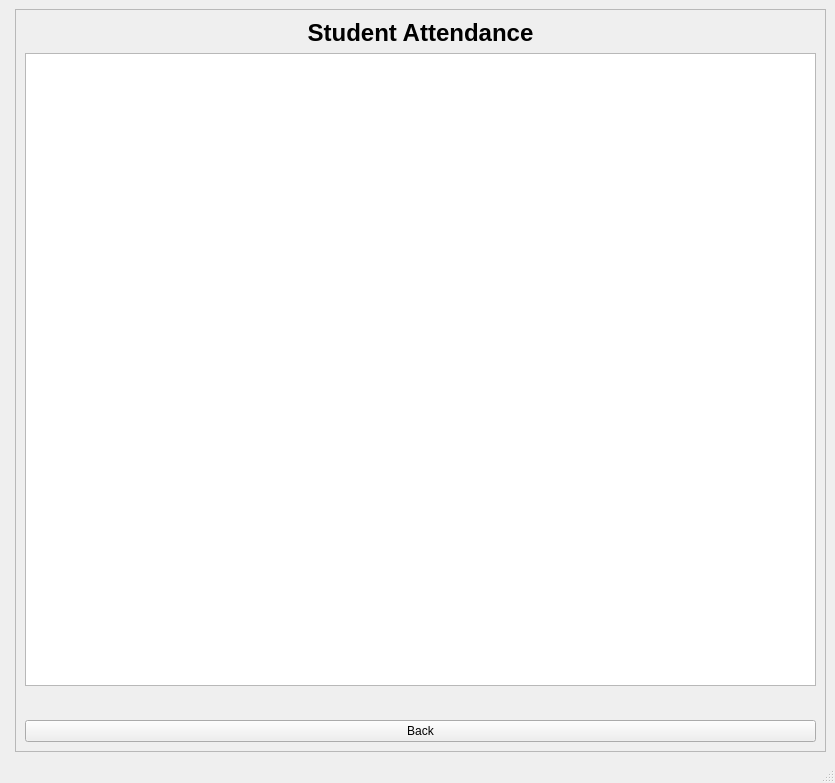
Qt form App/ui/viewAttendance.ui (yonycherkos/automatic-classroom-attendance-system) before a commit.
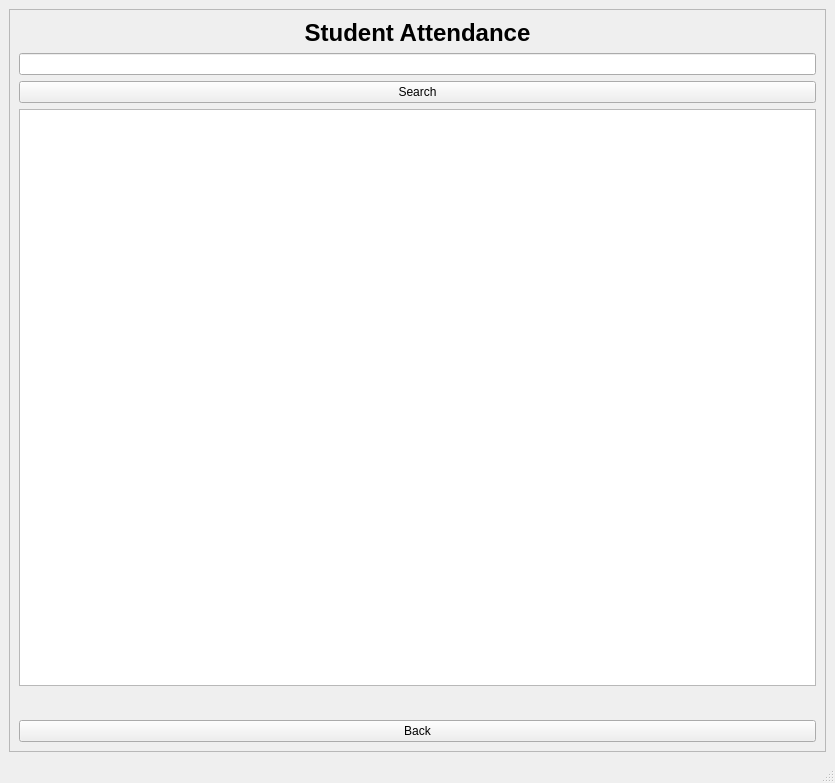
The same form after that commit.

Commit message: add search bar to search and display student info's

What changed in the file:
```diff
--- a/App/ui/viewAttendance.ui
+++ b/App/ui/viewAttendance.ui
@@ -14,8 +14,8 @@
    <string>View Attendance</string>
   </property>
   <widget class="QWidget" name="centralwidget">
-   <layout class="QFormLayout" name="formLayout">
-    <item row="0" column="1">
+   <layout class="QGridLayout" name="gridLayout">
+    <item row="0" column="0">
      <widget class="QFrame" name="attendancePage">
       <property name="minimumSize">
        <size>
@@ -29,8 +29,8 @@
       <property name="frameShadow">
        <enum>QFrame::Raised</enum>
       </property>
-      <layout class="QGridLayout" name="gridLayout">
-       <item row="0" column="0">
+      <layout class="QVBoxLayout" name="verticalLayout">
+       <item>
         <widget class="QLabel" name="label">
          <property name="text">
           <string>&lt;html&gt;&lt;head/&gt;&lt;body&gt;&lt;p&gt;&lt;span style=&quot; font-size:18pt; font-weight:600;&quot;&gt;Student Attendance&lt;/span&gt;&lt;/p&gt;&lt;/body&gt;&lt;/html&gt;</string>
@@ -40,14 +40,28 @@
          </property>
         </widget>
        </item>
-       <item row="1" column="0">
+       <item>
+        <widget class="QLineEdit" name="searchText">
+         <property name="text">
+          <string/>
+         </property>
+        </widget>
+       </item>
+       <item>
+        <widget class="QPushButton" name="searchBtn">
+         <property name="text">
+          <string>Search</string>
+         </property>
+        </widget>
+       </item>
+       <item>
         <widget class="QTableWidget" name="table">
          <property name="sizeAdjustPolicy">
           <enum>QAbstractScrollArea::AdjustToContents</enum>
          </property>
         </widget>
        </item>
-       <item row="2" column="0">
+       <item>
         <widget class="QLabel" name="detailLabel">
          <property name="font">
           <font>
@@ -62,7 +76,7 @@
          </property>
         </widget>
        </item>
-       <item row="3" column="0">
+       <item>
         <widget class="QPushButton" name="backBtn">
          <property name="text">
           <string>Back</string>
```
The commit also changes 1 other file.
